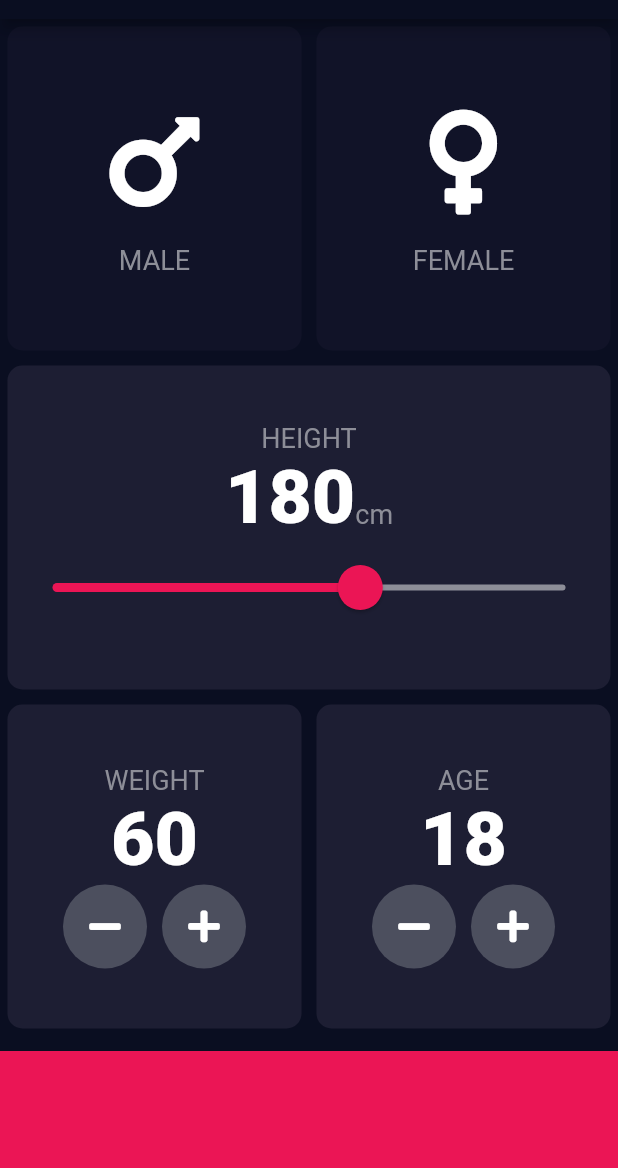
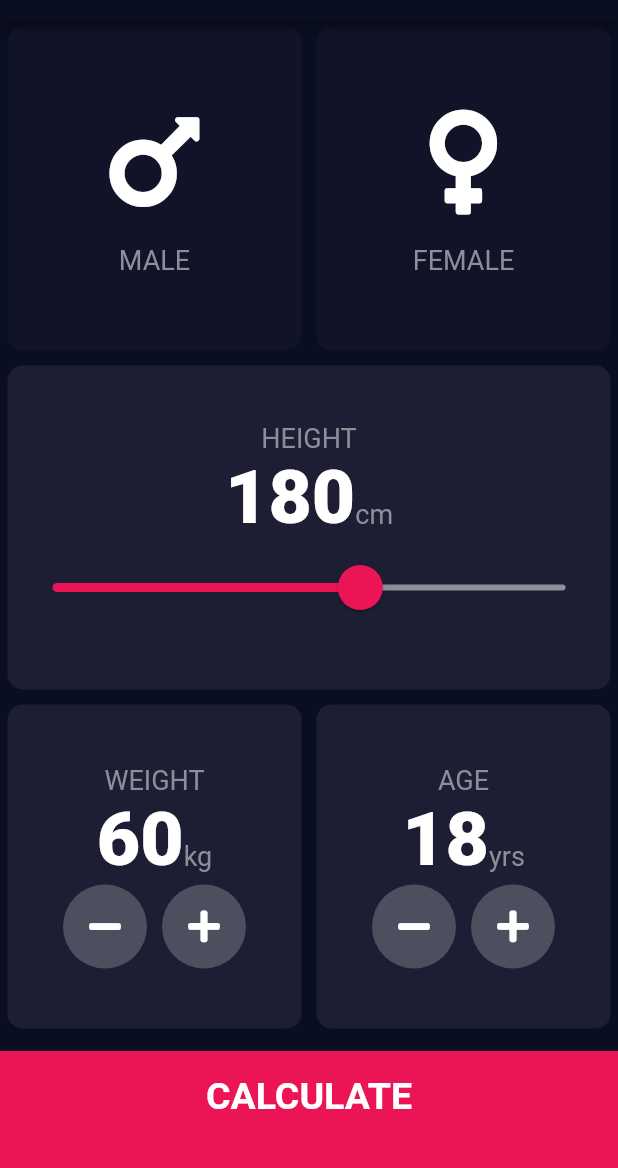
Before and after one commit to felipecosta332/bmi-calculator, a Flutter app: the screen it shows after launch, on a phone screen of 412 x 824 dp, the part 65-1233 px from its top. Run offline on Flutter 3.47's test engine with Material 2 defaults, Android fonts, the phone set to English and light mode, and no system bars; our stand-ins replace font_awesome_flutter.

```diff
--- /dev/null
+++ b/lib/components/bottom_button.dart
@@ -0,0 +1,28 @@
+import 'package:flutter/material.dart';
+import 'package:bmi_calculator/constants.dart';
+
+class BottomButton extends StatelessWidget {
+  BottomButton({@required this.onTap, @required this.buttonTitle});
+
+  final Function onTap;
+  final String buttonTitle;
+
+  @override
+  Widget build(BuildContext context) {
+    return GestureDetector(
+      onTap: onTap,
+      child: Container(
+        child: Center(
+            child: Text(
+          buttonTitle,
+          style: kLargeButtonTextStyle,
+        )),
+        color: kBottomContainerColour,
+        margin: EdgeInsets.only(top: 10.0),
+        padding: EdgeInsets.only(bottom: 20.0),
+        width: double.infinity,
+        height: kBottomContainerHeight,
+      ),
+    );
+  }
+}
--- a/lib/icon_content.dart
+++ b/lib/components/icon_content.dart
@@ -1,5 +1,5 @@
 import 'package:flutter/material.dart';
-import 'constants.dart';
+import 'package:bmi_calculator/constants.dart';
 
 class IconContent extends StatelessWidget {
   IconContent({@required this.icon, @required this.label});
--- /dev/null
+++ b/lib/components/round_icon_button.dart
@@ -0,0 +1,26 @@
+import 'package:flutter/material.dart';
+
+class RoundIconButton extends StatelessWidget {
+  RoundIconButton({
+    @required this.icon,
+    @required this.onPressed,
+  });
+
+  final IconData icon;
+  final Function onPressed;
+
+  @override
+  Widget build(BuildContext context) {
+    return RawMaterialButton(
+      elevation: 0.0,
+      child: Icon(icon),
+      onPressed: onPressed,
+      constraints: BoxConstraints.tightFor(
+        width: 56.0,
+        height: 56.0,
+      ),
+      shape: CircleBorder(),
+      fillColor: Color(0xFF4C4F5E),
+    );
+  }
+}
--- a/lib/main.dart
+++ b/lib/main.dart
@@ -1,5 +1,5 @@
 import 'package:flutter/material.dart';
-import 'input_page.dart';
+import 'screens/input_page.dart';
 
 void main() => runApp(BMICalculator());
 
--- a/lib/input_page.dart
+++ b/lib/screens/input_page.dart
@@ -1,9 +1,14 @@
+import 'package:bmi_calculator/screens/results_page.dart';
 import 'package:flutter/cupertino.dart';
 import 'package:flutter/material.dart';
 import 'package:font_awesome_flutter/font_awesome_flutter.dart';
-import 'icon_content.dart';
-import 'reusable_card.dart';
-import 'constants.dart';
+import 'package:bmi_calculator/components/icon_content.dart';
+import 'package:bmi_calculator/components/reusable_card.dart';
+import 'package:bmi_calculator/constants.dart';
+import 'results_page.dart';
+import 'package:bmi_calculator/components/bottom_button.dart';
+import 'package:bmi_calculator/components/round_icon_button.dart';
+import 'package:bmi_calculator/calculator_brain.dart';
 
 enum Gender {
   male,
@@ -139,9 +144,20 @@ class _InputPageState extends State<InputPage> {
                           'WEIGHT',
                           style: kLabelTextStyle,
                         ),
+                        Row(
+                          mainAxisAlignment: MainAxisAlignment.center,
+                          crossAxisAlignment: CrossAxisAlignment.baseline,
+                          textBaseline: TextBaseline.alphabetic,
+                          children: <Widget>[
                             Text(
                               weight.toString(),
                               style: kNumberTextStyle,
+                            ),
+                            Text(
+                              'kg',
+                              style: kLabelTextStyle,
+                            ),
+                          ],
                         ),
                         Row(
                           mainAxisAlignment: MainAxisAlignment.center,
@@ -150,7 +166,9 @@ class _InputPageState extends State<InputPage> {
                               icon: FontAwesomeIcons.minus,
                               onPressed: () {
                                 setState(() {
+                                  if (weight > 40) {
                                     weight--;
+                                  }
                                 });
                               },
                             ),
@@ -161,7 +179,9 @@ class _InputPageState extends State<InputPage> {
                               icon: FontAwesomeIcons.plus,
                               onPressed: () {
                                 setState(() {
+                                  if (weight < 500) {
                                     weight++;
+                                  }
                                 });
                               },
                             ),
@@ -181,9 +201,20 @@ class _InputPageState extends State<InputPage> {
                           'AGE',
                           style: kLabelTextStyle,
                         ),
+                        Row(
+                          mainAxisAlignment: MainAxisAlignment.center,
+                          crossAxisAlignment: CrossAxisAlignment.baseline,
+                          textBaseline: TextBaseline.alphabetic,
+                          children: <Widget>[
                             Text(
                               age.toString(),
                               style: kNumberTextStyle,
+                            ),
+                            Text(
+                              'yrs',
+                              style: kLabelTextStyle,
+                            ),
+                          ],
                         ),
                         Row(
                           mainAxisAlignment: MainAxisAlignment.center,
@@ -192,7 +223,9 @@ class _InputPageState extends State<InputPage> {
                               icon: FontAwesomeIcons.minus,
                               onPressed: () {
                                 setState(() {
+                                  if (age > 1) {
                                     age--;
+                                  }
                                 });
                               },
                             ),
@@ -203,7 +236,9 @@ class _InputPageState extends State<InputPage> {
                               icon: FontAwesomeIcons.plus,
                               onPressed: () {
                                 setState(() {
+                                  if (age < 130) {
                                     age++;
+                                  }
                                 });
                               },
                             ),
@@ -216,36 +251,26 @@ class _InputPageState extends State<InputPage> {
               ],
             ),
           ),
-          Container(
-            color: kBottomContainerColour,
-            margin: EdgeInsets.only(top: 10.0),
-            width: double.infinity,
-            height: kBottomContainerHeight,
+          BottomButton(
+            buttonTitle: 'CALCULATE',
+            onTap: () {
+              CalculatorBrain calc = CalculatorBrain(
+                height: height,
+                weight: weight,
+              );
+
+              Navigator.push(
+                  context,
+                  MaterialPageRoute(
+                      builder: (context) => ResultsPage(
+                            bmiResult: calc.calculateBMI(),
+                            resultText: calc.getResult(),
+                            interpretation: calc.getInterpretation(),
+                          )));
+            },
           ),
         ],
       ),
     );
   }
 }
-
-class RoundIconButton extends StatelessWidget {
-  RoundIconButton({@required this.icon, @required this.onPressed});
-
-  final IconData icon;
-  final Function onPressed;
-
-  @override
-  Widget build(BuildContext context) {
-    return RawMaterialButton(
-      elevation: 0.0,
-      child: Icon(icon),
-      onPressed: onPressed,
-      constraints: BoxConstraints.tightFor(
-        width: 56.0,
-        height: 56.0,
-      ),
-      shape: CircleBorder(),
-      fillColor: Color(0xFF4C4F5E),
-    );
-  }
-}
```
Also changed, not shown: lib/calculator_brain.dart (added, +39 -0 lines), lib/constants.dart (+25 -0 lines), lib/screens/results_page.dart (added, +72 -0 lines), lib/components/reusable_card.dart (renamed from lib/reusable_card.dart), 37 other files. Lines whose indentation alone changed are shown as unchanged.
